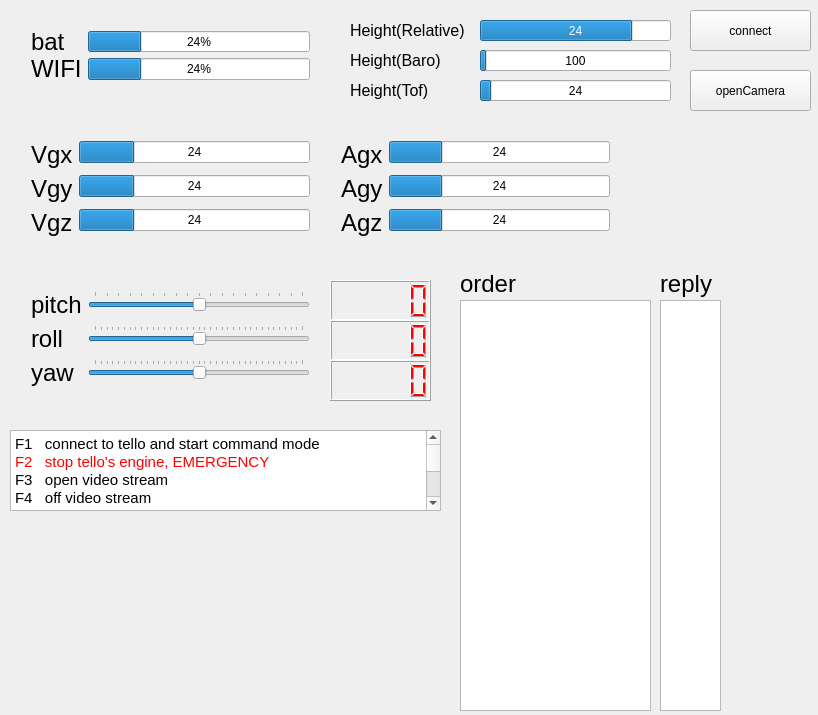
The window that telloGUIController/telloGUIController/mainwindow.ui (fangwei123456/telloGUIController) describes before a commit, drawn with Qt 5.
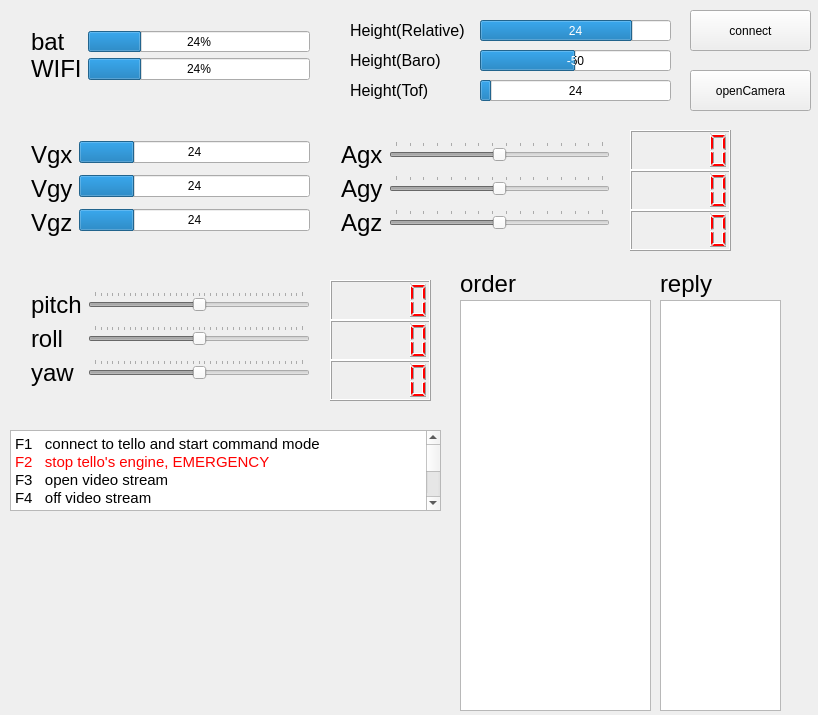
The same window after the commit. Icons and pictures are not drawn.

The edit to the form file:
```diff
--- a/telloGUIController/telloGUIController/mainwindow.ui
+++ b/telloGUIController/telloGUIController/mainwindow.ui
@@ -184,19 +184,6 @@
      </rect>
     </property>
     <layout class="QFormLayout" name="aFormLayout">
-     <item row="0" column="1">
-      <widget class="QProgressBar" name="telloAgx">
-       <property name="styleSheet">
-        <string notr="true"/>
-       </property>
-       <property name="value">
-        <number>24</number>
-       </property>
-       <property name="format">
-        <string>%v</string>
-       </property>
-      </widget>
-     </item>
      <item row="1" column="0">
       <widget class="QLabel" name="telloAgyLabel">
        <property name="font">
@@ -209,16 +196,6 @@
        </property>
       </widget>
      </item>
-     <item row="1" column="1">
-      <widget class="QProgressBar" name="telloAgy">
-       <property name="value">
-        <number>24</number>
-       </property>
-       <property name="format">
-        <string>%v</string>
-       </property>
-      </widget>
-     </item>
      <item row="2" column="0">
       <widget class="QLabel" name="telloAgzLabel">
        <property name="font">
@@ -231,16 +208,6 @@
        </property>
       </widget>
      </item>
-     <item row="2" column="1">
-      <widget class="QProgressBar" name="telloAgz">
-       <property name="value">
-        <number>24</number>
-       </property>
-       <property name="format">
-        <string>%v</string>
-       </property>
-      </widget>
-     </item>
      <item row="0" column="0">
       <widget class="QLabel" name="telloAgxLabel">
        <property name="font">
@@ -253,6 +220,72 @@
        </property>
       </widget>
      </item>
+     <item row="0" column="1">
+      <widget class="QSlider" name="telloAgx">
+       <property name="enabled">
+        <bool>false</bool>
+       </property>
+       <property name="minimum">
+        <number>-1500</number>
+       </property>
+       <property name="maximum">
+        <number>1500</number>
+       </property>
+       <property name="orientation">
+        <enum>Qt::Horizontal</enum>
+       </property>
+       <property name="tickPosition">
+        <enum>QSlider::TicksAbove</enum>
+       </property>
+       <property name="tickInterval">
+        <number>200</number>
+       </property>
+      </widget>
+     </item>
+     <item row="1" column="1">
+      <widget class="QSlider" name="telloAgy">
+       <property name="enabled">
+        <bool>false</bool>
+       </property>
+       <property name="minimum">
+        <number>-1500</number>
+       </property>
+       <property name="maximum">
+        <number>1500</number>
+       </property>
+       <property name="orientation">
+        <enum>Qt::Horizontal</enum>
+       </property>
+       <property name="tickPosition">
+        <enum>QSlider::TicksAbove</enum>
+       </property>
+       <property name="tickInterval">
+        <number>200</number>
+       </property>
+      </widget>
+     </item>
+     <item row="2" column="1">
+      <widget class="QSlider" name="telloAgz">
+       <property name="enabled">
+        <bool>false</bool>
+       </property>
+       <property name="minimum">
+        <number>-1500</number>
+       </property>
+       <property name="maximum">
+        <number>1500</number>
+       </property>
+       <property name="orientation">
+        <enum>Qt::Horizontal</enum>
+       </property>
+       <property name="tickPosition">
+        <enum>QSlider::TicksAbove</enum>
+       </property>
+       <property name="tickInterval">
+        <number>200</number>
+       </property>
+      </widget>
+     </item>
     </layout>
    </widget>
    <widget class="QProgressBar" name="telloBaro">
@@ -264,11 +297,14 @@
       <height>21</height>
      </rect>
     </property>
+    <property name="minimum">
+     <number>-100</number>
+    </property>
     <property name="maximum">
-     <number>3000</number>
+     <number>0</number>
     </property>
     <property name="value">
-     <number>100</number>
+     <number>-50</number>
     </property>
     <property name="orientation">
      <enum>Qt::Horizontal</enum>
@@ -341,7 +377,7 @@
       <x>20</x>
       <y>280</y>
       <width>301</width>
-      <height>139</height>
+      <height>149</height>
      </rect>
     </property>
     <layout class="QFormLayout" name="degreeFormLayout">
@@ -357,22 +393,6 @@
        </property>
       </widget>
      </item>
-     <item row="0" column="1">
-      <widget class="QSlider" name="telloPitch">
-       <property name="minimum">
-        <number>-90</number>
-       </property>
-       <property name="maximum">
-        <number>90</number>
-       </property>
-       <property name="orientation">
-        <enum>Qt::Horizontal</enum>
-       </property>
-       <property name="tickPosition">
-        <enum>QSlider::TicksAbove</enum>
-       </property>
-      </widget>
-     </item>
      <item row="1" column="0">
       <widget class="QLabel" name="telloRollLabel">
        <property name="font">
@@ -387,6 +407,9 @@
      </item>
      <item row="1" column="1">
       <widget class="QSlider" name="telloRoll">
+       <property name="enabled">
+        <bool>false</bool>
+       </property>
        <property name="minimum">
         <number>-180</number>
        </property>
@@ -399,6 +422,9 @@
        <property name="tickPosition">
         <enum>QSlider::TicksAbove</enum>
        </property>
+       <property name="tickInterval">
+        <number>10</number>
+       </property>
       </widget>
      </item>
      <item row="2" column="0">
@@ -415,6 +441,9 @@
      </item>
      <item row="2" column="1">
       <widget class="QSlider" name="telloYaw">
+       <property name="enabled">
+        <bool>false</bool>
+       </property>
        <property name="minimum">
         <number>-180</number>
        </property>
@@ -429,6 +458,28 @@
        </property>
       </widget>
      </item>
+     <item row="0" column="1">
+      <widget class="QSlider" name="telloPitch">
+       <property name="enabled">
+        <bool>false</bool>
+       </property>
+       <property name="minimum">
+        <number>-90</number>
+       </property>
+       <property name="maximum">
+        <number>90</number>
+       </property>
+       <property name="orientation">
+        <enum>Qt::Horizontal</enum>
+       </property>
+       <property name="tickPosition">
+        <enum>QSlider::TicksAbove</enum>
+       </property>
+       <property name="tickInterval">
+        <number>5</number>
+       </property>
+      </widget>
+     </item>
     </layout>
    </widget>
    <widget class="QLCDNumber" name="telloPitchV">
@@ -535,7 +586,7 @@
      <rect>
       <x>660</x>
       <y>300</y>
-      <width>61</width>
+      <width>121</width>
       <height>411</height>
      </rect>
     </property>
@@ -630,6 +681,45 @@
      <string>reply</string>
     </property>
    </widget>
+   <widget class="QLCDNumber" name="telloAgxV">
+    <property name="geometry">
+     <rect>
+      <x>630</x>
+      <y>130</y>
+      <width>101</width>
+      <height>41</height>
+     </rect>
+    </property>
+    <property name="styleSheet">
+     <string notr="true">color: rgb(255, 0, 0);</string>
+    </property>
+   </widget>
+   <widget class="QLCDNumber" name="telloAgyV">
+    <property name="geometry">
+     <rect>
+      <x>630</x>
+      <y>170</y>
+      <width>101</width>
+      <height>41</height>
+     </rect>
+    </property>
+    <property name="styleSheet">
+     <string notr="true">color: rgb(255, 0, 0);</string>
+    </property>
+   </widget>
+   <widget class="QLCDNumber" name="telloAgzV">
+    <property name="geometry">
+     <rect>
+      <x>630</x>
+      <y>210</y>
+      <width>101</width>
+      <height>41</height>
+     </rect>
+    </property>
+    <property name="styleSheet">
+     <string notr="true">color: rgb(255, 0, 0);</string>
+    </property>
+   </widget>
   </widget>
  </widget>
  <layoutdefault spacing="6" margin="11"/>
```
